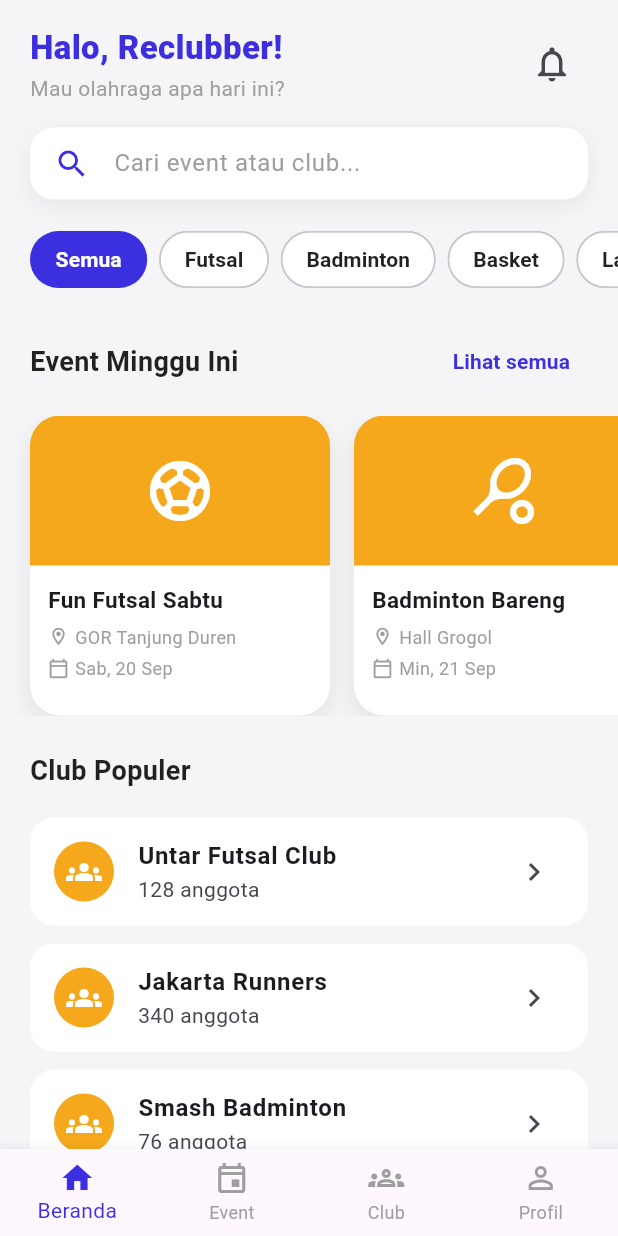
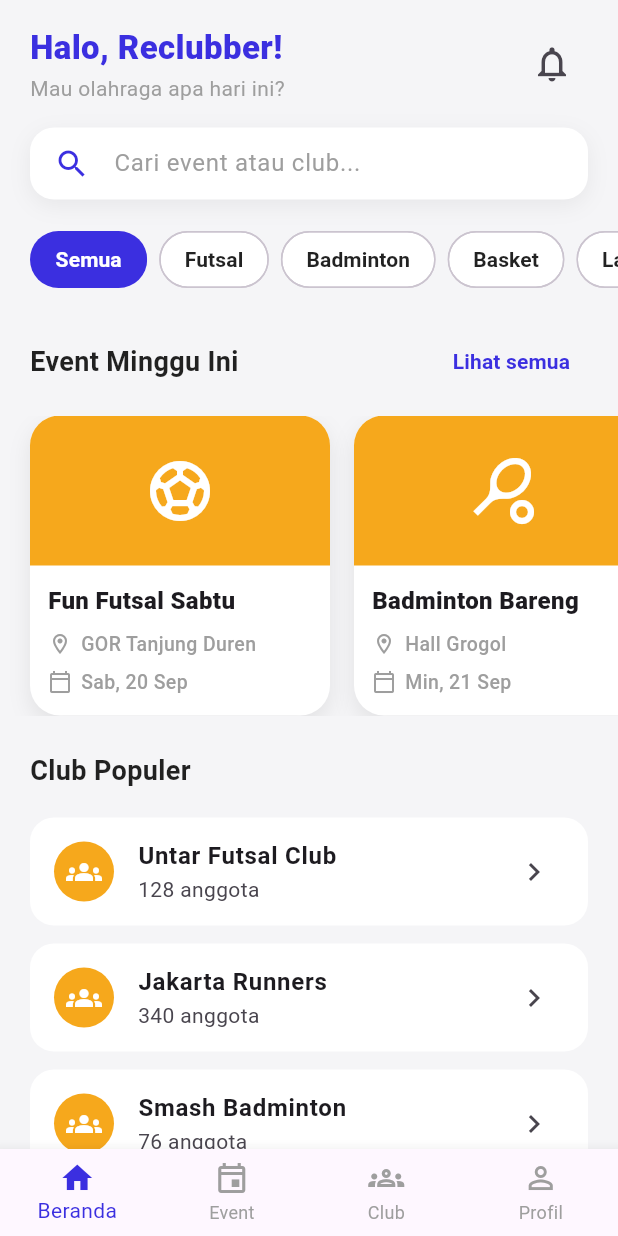
Before and after one commit to almars0306-pixel/Mobile-Programming-Sem3-Reclub-, a Flutter app: the MainShell screen opened directly, on a phone screen of 412 x 824 dp. Run offline on Flutter 3.47's test engine with Material 3 defaults, Android fonts, the phone set to English and light mode, and no system bars.

Commit message:
basic Event, nanti update lagi

```diff
--- a/lib/features/home/main_shell.dart
+++ b/lib/features/home/main_shell.dart
@@ -1,11 +1,8 @@
 import 'package:flutter/material.dart';
+import 'widgets/event_card.dart';
+import 'home_page.dart';
+import 'widgets/event_page.dart'; // Import halaman Event yang baru dibuat
 
-import 'home_page.dart';
-
-// Kerangka utama aplikasi setelah login.
-// Isinya bottom navigation bar + halaman sesuai tab yang dipilih.
-// Tab Event, Club, dan Profil masih placeholder, nanti diganti
-// sama halaman punya temen-temen yang lain.
 class MainShell extends StatefulWidget {
   const MainShell({super.key});
 
@@ -19,7 +16,7 @@ class _MainShellState extends State<MainShell> {
   // urutan harus sama dengan urutan item di BottomNavigationBar
   final List<Widget> _pages = const [
     HomePage(),
-    _PlaceholderPage(title: 'Event'),
+    EventPage(), // Mengganti placeholder dengan halaman Event asli
     _PlaceholderPage(title: 'Club'),
     _PlaceholderPage(title: 'Profil'),
   ];
--- a/lib/features/home/widgets/event_card.dart
+++ b/lib/features/home/widgets/event_card.dart
@@ -1,12 +1,14 @@
 import 'package:flutter/material.dart';
 
-// Kartu event yang dipakai di list horizontal di home.
+// Kartu event yang dipakai di list
 class EventCard extends StatelessWidget {
   final String title;
   final String location;
   final String date;
   final IconData icon;
   final VoidCallback? onTap;
+  final double? width;
+  final EdgeInsetsGeometry? margin;
 
   const EventCard({
     super.key,
@@ -15,6 +17,8 @@ class EventCard extends StatelessWidget {
     required this.date,
     required this.icon,
     this.onTap,
+    this.width = 200,
+    this.margin = const EdgeInsets.only(right: 16),
   });
 
   @override
@@ -22,8 +26,8 @@ class EventCard extends StatelessWidget {
     return GestureDetector(
       onTap: onTap,
       child: Container(
-        width: 200,
-        margin: const EdgeInsets.only(right: 16),
+        width: width,
+        margin: margin,
         decoration: BoxDecoration(
           color: Colors.white,
           borderRadius: BorderRadius.circular(20),
@@ -38,9 +42,8 @@ class EventCard extends StatelessWidget {
         child: Column(
           crossAxisAlignment: CrossAxisAlignment.start,
           children: [
-            // bagian atas: ikon olahraga sebagai pengganti gambar
             Container(
-              height: 100,
+              height: 100, // Dikembalikan ke ukuran semula (100)
               width: double.infinity,
               decoration: const BoxDecoration(
                 color: Color(0xFFF6A81C),
@@ -49,10 +52,10 @@ class EventCard extends StatelessWidget {
                   topRight: Radius.circular(20),
                 ),
               ),
-              child: Icon(icon, size: 48, color: Colors.white),
+              child: Icon(icon, size: 48, color: Colors.white), // Ukuran ikon disesuaikan
             ),
             Padding(
-              padding: const EdgeInsets.all(12),
+              padding: const EdgeInsets.all(12), // Padding dikembalikan ke 12
               child: Column(
                 crossAxisAlignment: CrossAxisAlignment.start,
                 children: [
@@ -61,37 +64,33 @@ class EventCard extends StatelessWidget {
                     maxLines: 1,
                     overflow: TextOverflow.ellipsis,
                     style: const TextStyle(
-                      fontSize: 15,
-                      fontWeight: FontWeight.w700,
+                      fontSize: 16,
+                      fontWeight: FontWeight.w800,
                     ),
                   ),
-                  const SizedBox(height: 6),
+                  const SizedBox(height: 8),
                   Row(
                     children: [
-                      const Icon(Icons.location_on_outlined,
-                          size: 14, color: Colors.grey),
-                      const SizedBox(width: 4),
+                      const Icon(Icons.location_on_outlined, size: 16, color: Colors.grey),
+                      const SizedBox(width: 6),
                       Expanded(
                         child: Text(
                           location,
                           maxLines: 1,
                           overflow: TextOverflow.ellipsis,
-                          style: const TextStyle(
-                              fontSize: 12, color: Colors.grey),
+                          style: const TextStyle(fontSize: 13, color: Colors.grey, fontWeight: FontWeight.w500),
                         ),
                       ),
                     ],
                   ),
-                  const SizedBox(height: 4),
+                  const SizedBox(height: 6),
                   Row(
                     children: [
-                      const Icon(Icons.calendar_today_outlined,
-                          size: 14, color: Colors.grey),
-                      const SizedBox(width: 4),
+                      const Icon(Icons.calendar_today_outlined, size: 16, color: Colors.grey),
+                      const SizedBox(width: 6),
                       Text(
                         date,
-                        style:
-                            const TextStyle(fontSize: 12, color: Colors.grey),
+                        style: const TextStyle(fontSize: 13, color: Colors.grey, fontWeight: FontWeight.w500),
                       ),
                     ],
                   ),
```
Also changed, not shown: lib/features/home/widgets/event_page.dart (added, +268 -0 lines), lib/tampilan_utama/login.dart (+5 -3 lines).
